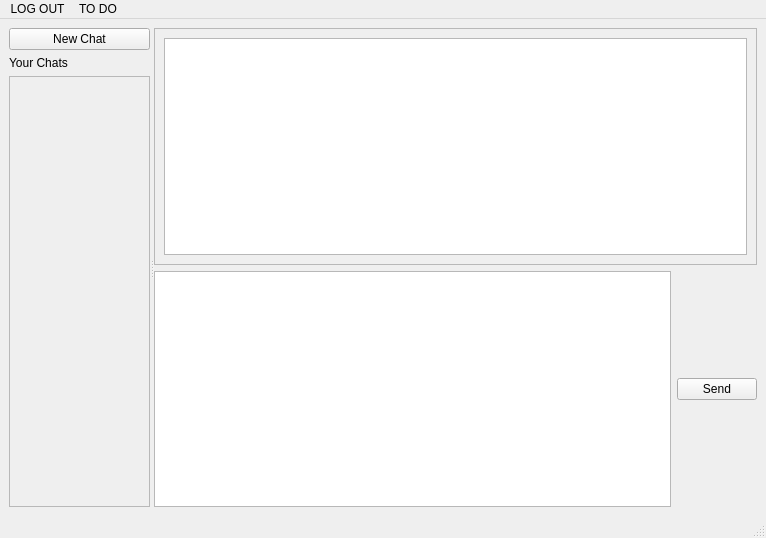
Qt form LAA/mainwindow.ui (Louda511/Lawyer_Assistant_App) before a commit.
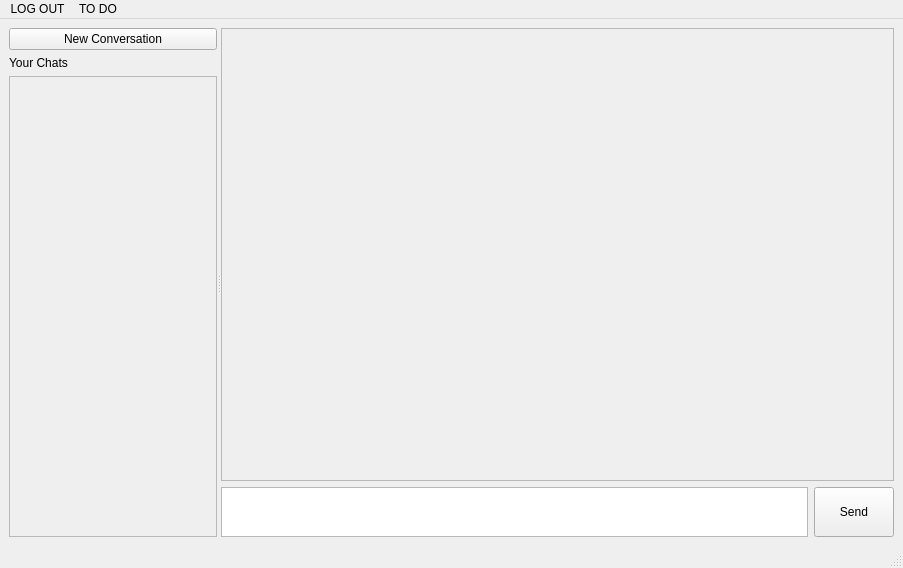
The same form after that commit.

```diff
--- a/LAA/mainwindow.ui
+++ b/LAA/mainwindow.ui
@@ -6,16 +6,16 @@
    <rect>
     <x>0</x>
     <y>0</y>
-    <width>766</width>
-    <height>538</height>
+    <width>903</width>
+    <height>568</height>
    </rect>
   </property>
   <property name="windowTitle">
    <string>Chats.ai</string>
   </property>
   <widget class="QWidget" name="centralwidget">
-   <layout class="QGridLayout" name="gridLayout_2">
-    <item row="0" column="0">
+   <layout class="QHBoxLayout" name="horizontalLayout">
+    <item>
      <widget class="QSplitter" name="splitter">
       <property name="orientation">
        <enum>Qt::Horizontal</enum>
@@ -25,7 +25,7 @@
         <item>
          <widget class="QPushButton" name="pushButtonNewChat">
           <property name="text">
-           <string>New Chat</string>
+           <string>New Conversation</string>
           </property>
           <property name="flat">
            <bool>false</bool>
@@ -49,8 +49,8 @@
             <rect>
              <x>0</x>
              <y>0</y>
-             <width>138</width>
-             <height>415</height>
+             <width>203</width>
+             <height>445</height>
             </rect>
            </property>
            <layout class="QVBoxLayout" name="verticalLayout_4">
@@ -65,45 +65,6 @@
       </widget>
       <widget class="QWidget" name="layoutWidget">
        <layout class="QGridLayout" name="gridLayout">
-        <item row="1" column="1">
-         <widget class="QPushButton" name="pushButtonSendReq">
-          <property name="text">
-           <string>Send</string>
-          </property>
-         </widget>
-        </item>
-        <item row="0" column="0" colspan="2">
-         <layout class="QVBoxLayout" name="verticalLayout">
-          <item>
-           <widget class="QScrollArea" name="scrollAreaChats">
-            <property name="sizePolicy">
-             <sizepolicy hsizetype="Expanding" vsizetype="Expanding">
-              <horstretch>0</horstretch>
-              <verstretch>0</verstretch>
-             </sizepolicy>
-            </property>
-            <property name="widgetResizable">
-             <bool>true</bool>
-            </property>
-            <widget class="QWidget" name="scrollAreaWidgetContents_2">
-             <property name="geometry">
-              <rect>
-               <x>0</x>
-               <y>0</y>
-               <width>591</width>
-               <height>228</height>
-              </rect>
-             </property>
-             <layout class="QVBoxLayout" name="verticalLayout_5">
-              <item>
-               <widget class="QTextBrowser" name="textBrowser"/>
-              </item>
-             </layout>
-            </widget>
-           </widget>
-          </item>
-         </layout>
-        </item>
         <item row="1" column="0">
          <widget class="QTextEdit" name="textEditMsg">
           <property name="sizePolicy">
@@ -115,11 +76,46 @@
           <property name="maximumSize">
            <size>
             <width>16777215</width>
-            <height>12312</height>
+            <height>50</height>
            </size>
           </property>
          </widget>
         </item>
+        <item row="1" column="1">
+         <widget class="QPushButton" name="pushButtonSendReq">
+          <property name="sizePolicy">
+           <sizepolicy hsizetype="Minimum" vsizetype="Preferred">
+            <horstretch>0</horstretch>
+            <verstretch>0</verstretch>
+           </sizepolicy>
+          </property>
+          <property name="text">
+           <string>Send</string>
+          </property>
+         </widget>
+        </item>
+        <item row="0" column="0" colspan="2">
+         <widget class="QScrollArea" name="scrollAreaChats">
+          <property name="widgetResizable">
+           <bool>true</bool>
+          </property>
+          <widget class="QWidget" name="scrollAreaChatsWidgetContents">
+           <property name="geometry">
+            <rect>
+             <x>0</x>
+             <y>0</y>
+             <width>665</width>
+             <height>442</height>
+            </rect>
+           </property>
+           <layout class="QVBoxLayout" name="verticalLayout_2">
+            <item>
+             <layout class="QVBoxLayout" name="scrollAreaChatsLayout"/>
+            </item>
+           </layout>
+          </widget>
+         </widget>
+        </item>
        </layout>
       </widget>
      </widget>
@@ -131,7 +127,7 @@
     <rect>
      <x>0</x>
      <y>0</y>
-     <width>766</width>
+     <width>903</width>
      <height>21</height>
     </rect>
    </property>
```
